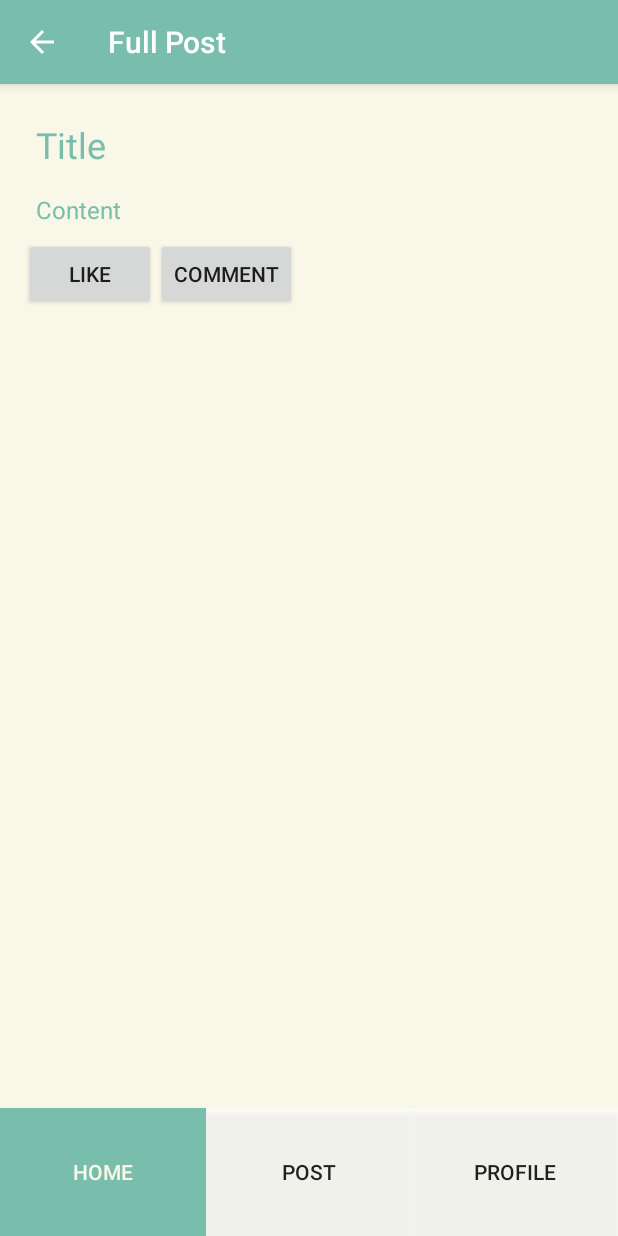
After one commit to Lillian6/LifoMMunity, an Android app: the FullPostActivity screen opened directly, with no data from a screen before it, on a phone screen of 412 x 824 dp. The commit adds this screen. Run offline under Robolectric (Android 15) with nearby library versions, the phone set to English and light mode, and no system bars.

Commit message:
add Full page

```diff
--- a/app/src/main/AndroidManifest.xml
+++ b/app/src/main/AndroidManifest.xml
@@ -16,16 +16,22 @@
                 <category android:name="android.intent.category.LAUNCHER" />
             </intent-filter>
         </activity>
-
-        <activity android:name=".PostActivity"
-                    android:label="Post"/>
-        <activity android:name=".ProfileActivity"
-                    android:label="Profile"/>
-        <activity android:name=".LoginActivity"
-                    android:label="Login"></activity>
-        <activity android:name=".SettingsActivity"
-            android:label="Settings"></activity>
-
+        <activity
+            android:name=".PostActivity"
+            android:label="Post" />
+        <activity
+            android:name=".ProfileActivity"
+            android:label="Profile" />
+        <activity
+            android:name=".LoginActivity"
+            android:label="Login" />
+        <activity
+            android:name=".SettingsActivity"
+            android:label="Settings" />
+        <activity android:name=".FullPostActivity"
+            android:label="Full Post"
+            android:parentActivityName=".MainActivity">
+        </activity>
     </application>
 
 </manifest>
--- /dev/null
+++ b/app/src/main/java/com/markzhengma/android/lifommunity/FullPostActivity.java
@@ -0,0 +1,13 @@
+package com.markzhengma.android.lifommunity;
+
+import android.support.v7.app.AppCompatActivity;
+import android.os.Bundle;
+
+public class FullPostActivity extends AppCompatActivity {
+
+    @Override
+    protected void onCreate(Bundle savedInstanceState) {
+        super.onCreate(savedInstanceState);
+        setContentView(R.layout.activity_full_post);
+    }
+}
--- a/app/src/main/java/com/markzhengma/android/lifommunity/MainActivity.java
+++ b/app/src/main/java/com/markzhengma/android/lifommunity/MainActivity.java
@@ -173,4 +173,9 @@ public class MainActivity extends AppCompatActivity {
 
         }
     }
+
+    public void openFullPost(View view) {
+        Intent intent = new Intent(this, FullPostActivity.class);
+        startActivity(intent);
+    }
 }
--- /dev/null
+++ b/app/src/main/res/layout/activity_full_post.xml
@@ -0,0 +1,93 @@
+<?xml version="1.0" encoding="utf-8"?>
+<LinearLayout xmlns:android="http://schemas.android.com/apk/res/android"
+    xmlns:app="http://schemas.android.com/apk/res-auto"
+    xmlns:tools="http://schemas.android.com/tools"
+    android:layout_width="match_parent"
+    android:layout_height="match_parent"
+    android:background="@color/colorYellow"
+    android:orientation="vertical"
+    tools:context="com.markzhengma.android.lifommunity.FullPostActivity">
+
+
+    <ScrollView
+        android:layout_width="match_parent"
+        android:layout_height="0dp"
+        android:layout_weight="8"
+        android:padding="16dp">
+
+        <LinearLayout
+            android:id="@+id/post_layout"
+            android:layout_width="match_parent"
+            android:layout_height="wrap_content"
+            android:orientation="vertical">
+
+            <TextView
+                android:id="@+id/whole_post_title"
+                android:layout_width="match_parent"
+                android:layout_height="wrap_content"
+                android:layout_margin="8dp"
+                android:textSize="24sp"
+                android:text="Title"
+                android:textColor="@color/colorGreen" />
+
+            <TextView
+                android:id="@+id/whole_post_content"
+                android:layout_width="match_parent"
+                android:layout_height="wrap_content"
+                android:layout_margin="8dp"
+                android:textSize="16sp"
+                android:text="Content"
+                android:textColor="@color/colorGreen" />
+
+            <LinearLayout
+                android:layout_width="match_parent"
+                android:layout_height="wrap_content">
+
+                <Button
+                    android:layout_width="wrap_content"
+                    android:layout_height="wrap_content"
+                    android:text="like" />
+
+                <Button
+                    android:layout_width="wrap_content"
+                    android:layout_height="wrap_content"
+                    android:text="comment" />
+
+
+            </LinearLayout>
+
+
+        </LinearLayout>
+    </ScrollView>
+
+    <LinearLayout
+        android:layout_width="match_parent"
+        android:layout_height="0dp"
+        android:layout_weight="1">
+
+        <Button
+            android:id="@+id/home_btn"
+            android:layout_width="0dp"
+            android:layout_height="match_parent"
+            android:layout_weight="1"
+            android:background="@color/colorGreen"
+            android:text="Home"
+            android:textColor="@color/colorYellow" />
+
+        <Button
+            android:id="@+id/post_btn"
+            android:layout_width="0dp"
+            android:layout_height="match_parent"
+            android:layout_weight="1"
+            android:background="@color/btnBg"
+            android:text="Post" />
+
+        <Button
+            android:id="@+id/profile_btn"
+            android:layout_width="0dp"
+            android:layout_height="match_parent"
+            android:layout_weight="1"
+            android:background="@color/btnBg"
+            android:text="Profile" />
+    </LinearLayout>
+</LinearLayout>
--- a/app/src/main/res/layout/activity_main.xml
+++ b/app/src/main/res/layout/activity_main.xml
@@ -12,13 +12,15 @@
         android:layout_width="match_parent"
         android:layout_height="0dp"
         android:layout_weight="1"
+        android:padding="8dp"
         android:layout_marginVertical="8dp">
         <Button
             android:layout_width="0dp"
             android:layout_height="match_parent"
             android:layout_weight="1"
             android:text="@string/menu"
-            android:layout_marginRight="8dp">
+            android:layout_marginRight="8dp"
+            android:onClick="openFullPost">
 
         </Button>
         <SearchView
```
